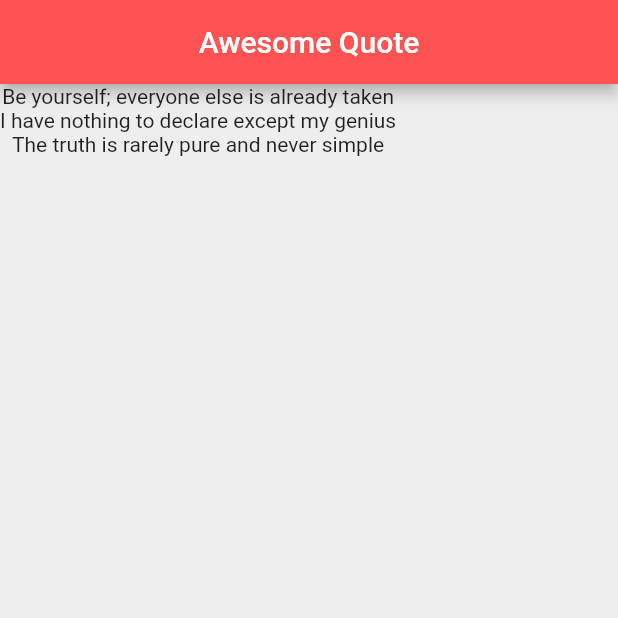
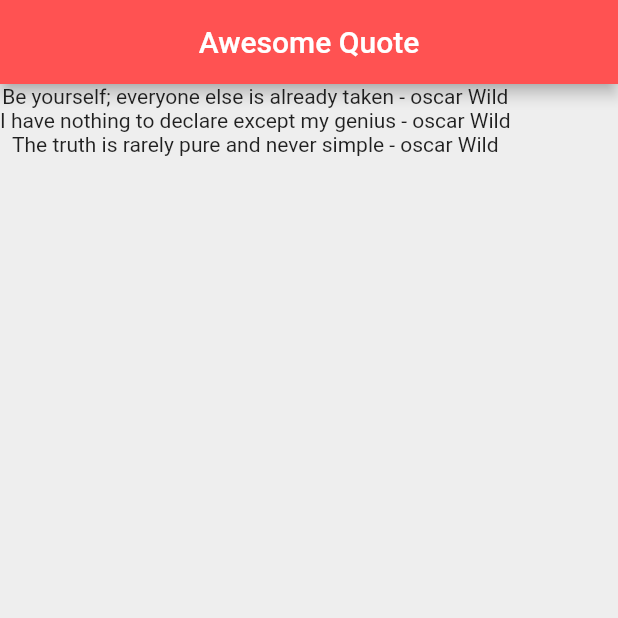
Before and after one commit to mdaniyal9/flutter, a Flutter app: the screen it shows after launch, on a phone screen of 412 x 824 dp, the top half of it. Run offline on Flutter 3.47's test engine with Material 2 defaults, Android fonts, the phone set to English and light mode, and no system bars.

```diff
--- a/lib/main.dart
+++ b/lib/main.dart
@@ -1,4 +1,5 @@
 import 'package:flutter/material.dart';
+import 'quote.dart';
 
 void main() {
   runApp(MaterialApp(
@@ -13,10 +14,10 @@ class QuoteList extends StatefulWidget {
 
 class _QuoteListState extends State<QuoteList> {
 
-  List<String> quotes = [
-    'Be yourself; everyone else is already taken',
-    'I have nothing to declare except my genius',
-    'The truth is rarely pure and never simple'
+  List<Quote> quotes = [
+    Quote(author: 'oscar Wild', text: 'Be yourself; everyone else is already taken'),
+    Quote(author: 'oscar Wild', text: 'I have nothing to declare except my genius'),
+    Quote(author: 'oscar Wild', text: 'The truth is rarely pure and never simple')
   ];
 
   @override
@@ -29,7 +30,7 @@ class _QuoteListState extends State<QuoteList> {
         backgroundColor: Colors.redAccent,
       ),
       body: Column(
-        children: quotes.map((quote) => Text(quote)).toList(),
+        children: quotes.map((quote) => Text('${quote.text} - ${quote.author}')).toList(),
       ),
     );
   }
--- /dev/null
+++ b/lib/quote.dart
@@ -0,0 +1,13 @@
+class Quote {
+
+  String text;
+  String author;
+
+
+  // Quote(String text, String author){
+  //   this.text = text;
+  //   this.author = author;
+  // }
+
+  Quote({this.text, this.author}); // named parameters
+}
```
